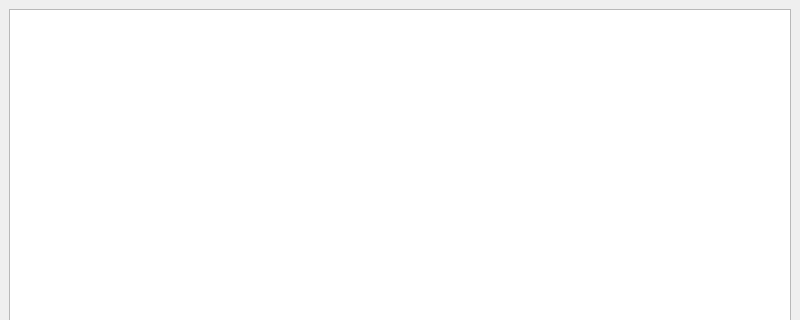
eloranta/GettingThingsDone, file GettingThingsDone/mainwindow.ui: the form before one commit; both pictures show x 0 to 800 and y 0 to 320 of the 800 by 600 pixel window.
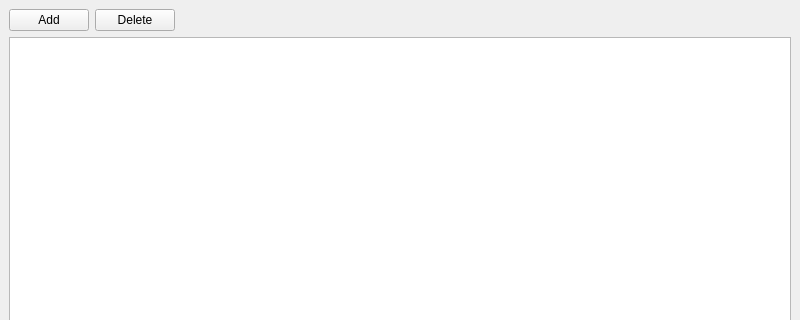
The form after the commit.

```diff
--- a/GettingThingsDone/mainwindow.ui
+++ b/GettingThingsDone/mainwindow.ui
@@ -16,6 +16,37 @@
   <widget class="QWidget" name="centralwidget">
    <layout class="QGridLayout" name="gridLayout">
     <item row="0" column="0">
+     <layout class="QHBoxLayout" name="horizontalLayout">
+      <item>
+       <widget class="QPushButton" name="addButton">
+        <property name="text">
+         <string>Add</string>
+        </property>
+       </widget>
+      </item>
+      <item>
+       <widget class="QPushButton" name="deleteButton">
+        <property name="text">
+         <string>Delete</string>
+        </property>
+       </widget>
+      </item>
+      <item>
+       <spacer name="horizontalSpacer">
+        <property name="orientation">
+         <enum>Qt::Horizontal</enum>
+        </property>
+        <property name="sizeHint" stdset="0">
+         <size>
+          <width>40</width>
+          <height>20</height>
+         </size>
+        </property>
+       </spacer>
+      </item>
+     </layout>
+    </item>
+    <item row="1" column="0">
      <widget class="QTableView" name="tableView"/>
     </item>
    </layout>
```
